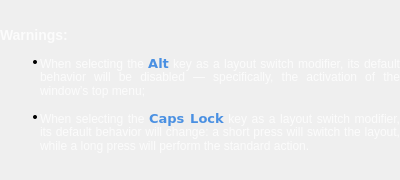
Qt form src/ui/forms/EasyLangSwitcher_settings_warning.ui (egoisticdesire/EasyLangSwitcher) before a commit.
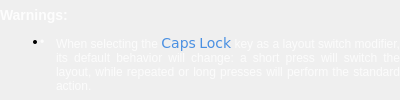
The same form after that commit.

Diff of the .ui file:
```diff
--- a/src/ui/forms/EasyLangSwitcher_settings_warning.ui
+++ b/src/ui/forms/EasyLangSwitcher_settings_warning.ui
@@ -7,10 +7,10 @@
     <x>0</x>
     <y>0</y>
     <width>400</width>
-    <height>180</height>
+    <height>100</height>
    </rect>
   </property>
-  <layout class="QVBoxLayout" name="vlayout_settings_warning_main_widget">
+  <layout class="QHBoxLayout" name="hlayout_settings_warning_main_widget">
    <property name="spacing">
     <number>0</number>
    </property>
@@ -36,7 +36,7 @@
 background: rgba(42, 42, 42, 235);
 };</string>
      </property>
-     <layout class="QVBoxLayout" name="vlayout_background_frame">
+     <layout class="QHBoxLayout" name="hlayout_background_frame">
       <property name="spacing">
        <number>0</number>
       </property>
@@ -55,24 +55,27 @@
       <item>
        <widget class="QLabel" name="label_warning">
         <property name="text">
-         <string>&lt;html&gt;&lt;head/&gt;&lt;body&gt;
-&lt;div style=&quot;color: rgba(255, 255, 255, 200); font-size: 12px;&quot;&gt;
-&lt;p align=&quot;justify&quot; style=&quot;font-size: 14px;&quot;&gt;
-&lt;span style=&quot; font-weight:700;&quot;&gt;Warnings:&lt;/span&gt;
-&lt;/p&gt;
-&lt;ul style=&quot;margin-top: 0px; margin-bottom: 0px; margin-left: 0px; margin-right: 0px; -qt-list-indent: 1;&quot;&gt;
-&lt;li align=&quot;justify&quot; style=&quot; margin-top:12px; margin-bottom:12px; margin-left:0px; margin-right:0px; -qt-block-indent:0; text-indent:0px;&quot;&gt;
-&lt;p align=&quot;justify&quot;&gt;
-When selecting the &lt;code style=&quot;color: rgba(74, 144, 226, 255); font-size: 13px;&quot;&gt;&lt;span style=&quot; font-weight:700;&quot;&gt;Alt&lt;/span&gt;&lt;/code&gt; key as a layout switch modifier, its default behavior will be disabled — specifically, the activation of the window’s top menu;
-&lt;/p&gt;
-&lt;/li&gt;
-&lt;li align=&quot;justify&quot; style=&quot; margin-top:12px; margin-bottom:12px; margin-left:0px; margin-right:0px; -qt-block-indent:0; text-indent:0px;&quot;&gt;
-&lt;p align=&quot;justify&quot;&gt;
-When selecting the &lt;code style=&quot;color: rgba(74, 144, 226, 255); font-size: 13px;&quot;&gt;&lt;span style=&quot; font-weight:700;&quot;&gt;Caps Lock&lt;/span&gt;&lt;/code&gt;  key as a layout switch modifier, its default behavior will change: a short press will switch the layout, while a long press will perform the standard action.
-&lt;/p&gt;
-&lt;/li&gt;
-&lt;/ul&gt;
+         <string>&lt;html&gt;&lt;head/&gt;&lt;body style=&quot;color: rgba(255, 255, 255, 200); margin: 0; padding: 0;&quot;&gt;
+&lt;div style=&quot;font-size: 14px;&quot;&gt;
+&lt;span style=&quot;color:rgba(255, 255, 255, 225); font-weight:700;&quot;&gt;Warnings:&lt;/span&gt;
 &lt;/div&gt;
+&lt;ul style=&quot;margin:0; padding:0; list-style:none;&quot;&gt;
+&lt;li style=&quot;margin-top:12px;&quot;&gt;
+    &lt;table cellspacing=&quot;0&quot; cellpadding=&quot;0&quot;&gt;
+    &lt;tr&gt;
+        &lt;td width=&quot;16&quot; valign=&quot;top&quot;&gt;•&lt;/td&gt;
+        &lt;td align=&quot;justify&quot; style=&quot;font-size: 12px;&quot;&gt;
+            When selecting the
+            &lt;code style=&quot;color: rgba(74,144,226,255); font-size:14px;&quot;&gt;Caps&lt;/code&gt;
+            &lt;code style=&quot;color: rgba(74,144,226,255); font-size:14px;&quot;&gt;Lock&lt;/code&gt;
+            key as a layout switch modifier, its default behavior will change: a short
+            press will switch the layout, while repeated or long presses will perform
+            the standard action.
+        &lt;/td&gt;
+    &lt;/tr&gt;
+    &lt;/table&gt;
+&lt;/li&gt;
+&lt;/ul&gt;
 &lt;/body&gt;&lt;/html&gt;</string>
         </property>
         <property name="wordWrap">
```
Left out of the diff: 11 changed lines with no effect on the pictures.
